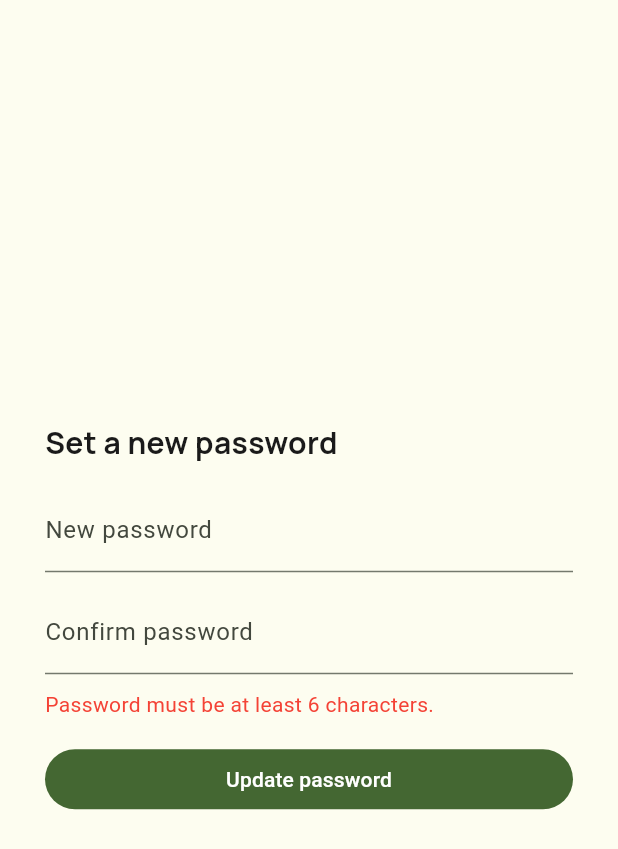
After one commit to advincelyuni2-hue/Hydroponic-Monitoring-Website-, a Flutter app: the ResetPasswordScreen screen opened directly, after a tap on "Update password", on a phone screen of 412 x 824 dp. The commit adds this screen. Shown: the top 849 px of the screen. Run offline on Flutter 3.47's test engine with Material 3 defaults, Android fonts, the phone set to English and light mode, and no system bars; our stand-ins replace fl_chart, google_fonts, pdf, printing, shared_preferences, supabase_flutter; missing offline and left inert: dart:html; accounts and stored records are empty.

Commit message:
Alert admin button, remember me, forgot/reset password flow, auth gate, gauge unit fix

```diff
--- a/lib/main.dart
+++ b/lib/main.dart
@@ -1,6 +1,6 @@
 import 'package:flutter/material.dart';
 import 'theme/app_theme.dart';
-import 'screens/login_screen.dart';
+import 'screens/auth_gate.dart';
 import 'services/supabase_client.dart';
 import 'theme/theme_mode_controller.dart';
 
@@ -24,7 +24,7 @@ class MyApp extends StatelessWidget {
           theme: AppTheme.lightTheme,
           darkTheme: AppTheme.darkTheme,
           themeMode: themeMode,
-          home: const LoginScreen(),
+          home: const AuthGate(),
         );
       },
     );
--- a/lib/screens/add_log_screen.dart
+++ b/lib/screens/add_log_screen.dart
@@ -10,7 +10,6 @@ import '../utils/responsive.dart';
 import '../widgets/app_drawer.dart';
 import '../widgets/app_header.dart';
 import 'notifications_screen.dart';
-import '../services/app_state.dart';
 
 class AddLogScreen extends StatelessWidget {
   final AppNotificationItem? notification;
--- a/lib/screens/dashboard_screen.dart
+++ b/lib/screens/dashboard_screen.dart
@@ -13,6 +13,7 @@ import '../widgets/app_header.dart';
 import '../widgets/dashboard_forecast_overview.dart';
 import '../widgets/dashboard_parameter_gauge.dart';
 import 'forecasting_dashboard_screen.dart';
+
 
 class DashboardScreen extends StatefulWidget {
   const DashboardScreen({super.key});
--- a/lib/screens/history_logs_screen.dart
+++ b/lib/screens/history_logs_screen.dart
@@ -1,6 +1,5 @@
 import 'package:flutter/material.dart';
 import '../controllers/history_logs_controller.dart';
-import '../models/monitoring_models.dart';
 import '../services/app_state.dart';
 import '../theme/app_colors.dart';
 import '../theme/app_decorations.dart';
--- /dev/null
+++ b/lib/screens/reset_password_screen.dart
@@ -0,0 +1,104 @@
+import 'package:flutter/material.dart';
+import 'package:supabase_flutter/supabase_flutter.dart';
+import '../services/supabase_client.dart';
+import '../theme/app_colors.dart';
+import '../theme/app_text_styles.dart';
+
+class ResetPasswordScreen extends StatefulWidget {
+  const ResetPasswordScreen({super.key});
+
+  @override
+  State<ResetPasswordScreen> createState() => _ResetPasswordScreenState();
+}
+
+class _ResetPasswordScreenState extends State<ResetPasswordScreen> {
+  final _password = TextEditingController();
+  final _confirm = TextEditingController();
+  bool _loading = false;
+  String? _error;
+
+  @override
+  void dispose() {
+    _password.dispose();
+    _confirm.dispose();
+    super.dispose();
+  }
+
+  Future<void> _submit() async {
+    if (_password.text.length < 6) {
+      setState(() => _error = 'Password must be at least 6 characters.');
+      return;
+    }
+    if (_password.text != _confirm.text) {
+      setState(() => _error = 'Passwords do not match.');
+      return;
+    }
+    setState(() {
+      _loading = true;
+      _error = null;
+    });
+    try {
+      final client = supabase;
+      await client.auth.updateUser(UserAttributes(password: _password.text));
+      await client.auth.signOut();
+      if (!mounted) return;
+      ScaffoldMessenger.of(context).showSnackBar(
+        const SnackBar(content: Text('Password updated. Please log in.')),
+      );
+      Navigator.of(context).popUntil((route) => route.isFirst);
+    } on AuthException catch (e) {
+      if (mounted) setState(() => _error = e.message);
+    } catch (_) {
+      if (mounted) setState(() => _error = 'Unable to update the password.');
+    } finally {
+      if (mounted) setState(() => _loading = false);
+    }
+  }
+
+  @override
+  Widget build(BuildContext context) {
+    return Scaffold(
+      backgroundColor: AppColors.background,
+      body: Center(
+        child: ConstrainedBox(
+          constraints: const BoxConstraints(maxWidth: 400),
+          child: Padding(
+            padding: const EdgeInsets.all(24),
+            child: Column(
+              mainAxisSize: MainAxisSize.min,
+              crossAxisAlignment: CrossAxisAlignment.start,
+              children: [
+                Text('Set a new password', style: AppTextStyles.sectionTitle),
+                const SizedBox(height: 16),
+                TextField(
+                  controller: _password,
+                  obscureText: true,
+                  decoration: const InputDecoration(labelText: 'New password'),
+                ),
+                const SizedBox(height: 12),
+                TextField(
+                  controller: _confirm,
+                  obscureText: true,
+                  decoration:
+                      const InputDecoration(labelText: 'Confirm password'),
+                ),
+                if (_error != null) ...[
+                  const SizedBox(height: 10),
+                  Text(_error!, style: const TextStyle(color: Colors.red)),
+                ],
+                const SizedBox(height: 16),
+                SizedBox(
+                  width: double.infinity,
+                  child: FilledButton(
+                    onPressed: _loading ? null : _submit,
+                    child: Text(_loading ? 'Saving...' : 'Update password'),
+                  ),
+                ),
+              ],
+            ),
+          ),
+        ),
+      ),
+    );
+  }
+}
--- a/lib/widgets/dashboard_parameter_gauge.dart
+++ b/lib/widgets/dashboard_parameter_gauge.dart
@@ -157,15 +157,15 @@ class DashboardParameterGauge extends StatelessWidget {
             crossAxisAlignment: CrossAxisAlignment.end,
             children: [
               Text(
-                data.currentValue,
+                _valueText,
                 style: AppTextStyles.title.copyWith(fontSize: valueFontSize),
               ),
-              if (data.unit.isNotEmpty) ...[
+              if (_unitText.isNotEmpty) ...[
                 const SizedBox(width: 4),
                 Padding(
                   padding: const EdgeInsets.only(bottom: 4),
                   child: Text(
-                    data.unit,
+                    _unitText,
                     style: AppTextStyles.cardMeta.copyWith(
                       fontWeight: FontWeight.w600,
                     ),
--- a/pubspec.yaml
+++ b/pubspec.yaml
@@ -16,6 +16,7 @@ dependencies:
   pdf: ^3.11.3
   printing: ^5.14.2
   http: ^1.2.2
+  shared_preferences: ^2.5.5
 
 dev_dependencies:
   flutter_test:
```
Also changed, not shown: lib/controllers/login_controller.dart (+18 -0 lines), lib/screens/auth_gate.dart (added, +55 -0 lines), lib/screens/forecasting_dashboard_screen.dart (+15 -4 lines), lib/services/auth_service.dart (+31 -1 lines), lib/services/remember_me_service.dart (added, +27 -0 lines), lib/widgets/alert_admin_dialog.dart (added, +55 -0 lines), pubspec.lock.
